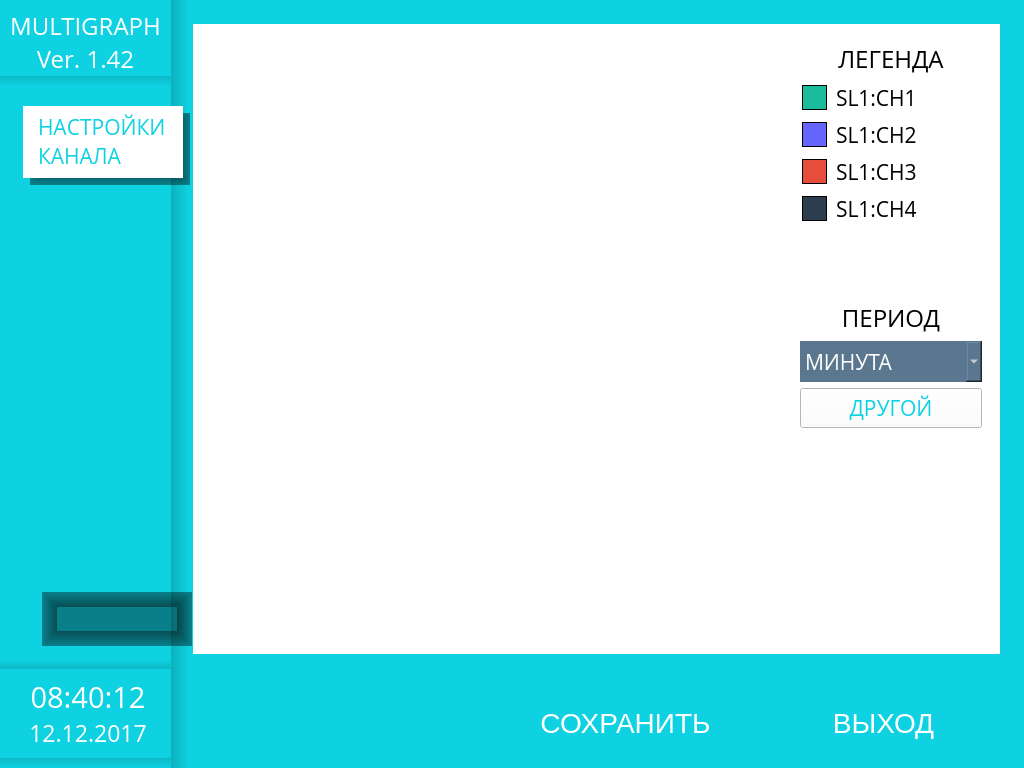
The window that settings.ui (tomyqg/topaz-m) describes before a commit, drawn with Qt 5.
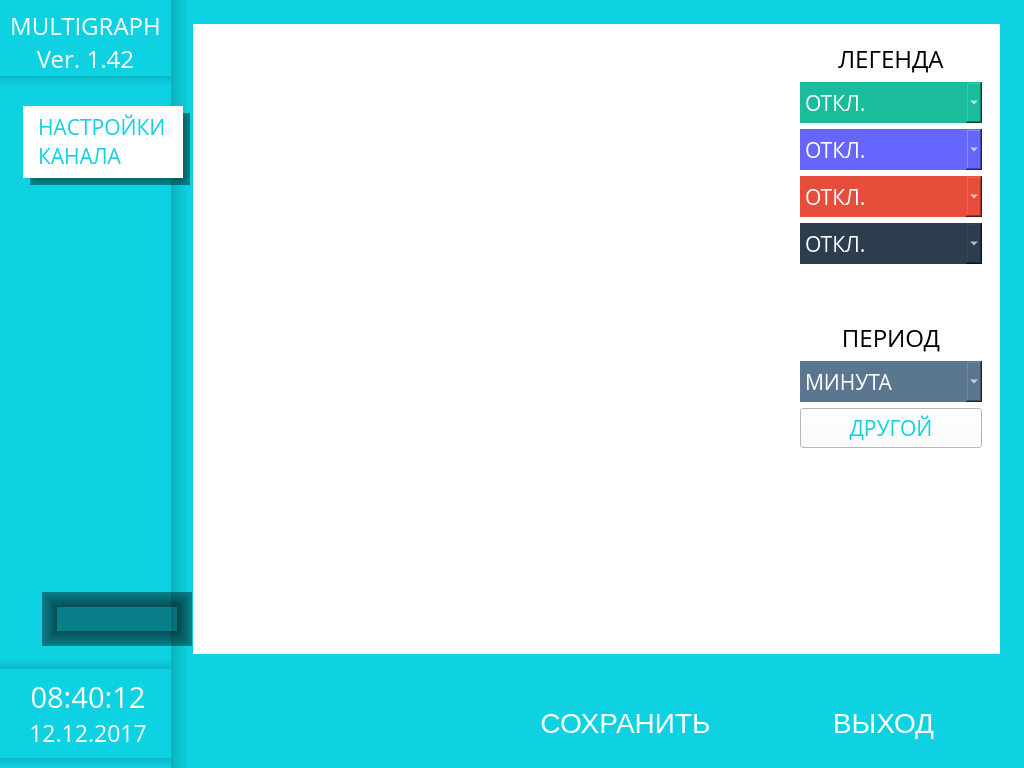
The same window after the commit. Icons and pictures are not drawn. Custom widgets are drawn as their Qt base class.

Commit message: Доработан интерфейс архива сигналов. В комбобоксах отражены все 24 канала

```diff
--- a/settings.ui
+++ b/settings.ui
@@ -1788,312 +1788,320 @@
                  </widget>
                 </item>
                 <item>
-                 <widget class="QFrame" name="frameCh1">
-                  <property name="minimumSize">
-                   <size>
-                    <width>0</width>
-                    <height>31</height>
-                   </size>
-                  </property>
+                 <widget class="QFrame" name="frame_7">
                   <property name="frameShape">
                    <enum>QFrame::NoFrame</enum>
                   </property>
                   <property name="frameShadow">
                    <enum>QFrame::Raised</enum>
                   </property>
-                  <layout class="QHBoxLayout" name="horizontalLayout_5">
-                   <property name="spacing">
-                    <number>9</number>
-                   </property>
+                  <layout class="QVBoxLayout" name="verticalLayout_12">
                    <property name="leftMargin">
-                    <number>2</number>
+                    <number>0</number>
                    </property>
                    <property name="topMargin">
-                    <number>2</number>
+                    <number>0</number>
                    </property>
                    <property name="rightMargin">
-                    <number>2</number>
+                    <number>0</number>
                    </property>
                    <property name="bottomMargin">
-                    <number>2</number>
+                    <number>0</number>
                    </property>
                    <item>
-                    <widget class="QWidget" name="colorCh1" native="true">
+                    <widget class="QComboBox" name="combo1ChannelArch">
+                     <property name="sizePolicy">
+                      <sizepolicy hsizetype="Preferred" vsizetype="Preferred">
+                       <horstretch>0</horstretch>
+                       <verstretch>0</verstretch>
+                      </sizepolicy>
+                     </property>
                      <property name="minimumSize">
                       <size>
-                       <width>25</width>
-                       <height>25</height>
-                      </size>
-                     </property>
-                     <property name="maximumSize">
-                      <size>
-                       <width>25</width>
-                       <height>25</height>
+                       <width>0</width>
+                       <height>41</height>
                       </size>
                      </property>
                      <property name="font">
                       <font>
                        <family>Open Sans</family>
+                       <pointsize>16</pointsize>
                       </font>
                      </property>
+                     <property name="layoutDirection">
+                      <enum>Qt::LeftToRight</enum>
+                     </property>
                      <property name="styleSheet">
                       <string notr="true">background-color: rgb(26, 188, 156);
-border-color: rgb(0, 0, 0);
-border: 1px solid;</string>
+color: rgb(255, 255, 255);
+border-radius: 0px;
+text-align: center;</string>
                      </property>
-                    </widget>
-                   </item>
-                   <item>
-                    <widget class="QLabel" name="channel1">
-                     <property name="font">
-                      <font>
-                       <family>Open Sans</family>
-                       <pointsize>16</pointsize>
-                      </font>
+                     <property name="currentText">
+                      <string>ОТКЛ.</string>
                      </property>
-                     <property name="text">
-                      <string>SL1:CH1</string>
+                     <property name="currentIndex">
+                      <number>0</number>
                      </property>
-                     <property name="alignment">
-                      <set>Qt::AlignLeading|Qt::AlignLeft|Qt::AlignVCenter</set>
+                     <property name="insertPolicy">
+                      <enum>QComboBox::NoInsert</enum>
                      </property>
-                     <property name="margin">
+                     <property name="iconSize">
+                      <size>
+                       <width>0</width>
+                       <height>0</height>
+                      </size>
+                     </property>
+                     <property name="modelColumn">
                       <number>0</number>
                      </property>
+                     <item>
+                      <property name="text">
+                       <string>ОТКЛ.</string>
+                      </property>
+                     </item>
+                     <item>
+                      <property name="text">
+                       <string>Ch 1</string>
+                      </property>
+                     </item>
+                     <item>
+                      <property name="text">
+                       <string>Ch 2</string>
+                      </property>
+                     </item>
+                     <item>
+                      <property name="text">
+                       <string>Ch 3</string>
+                      </property>
+                     </item>
+                     <item>
+                      <property name="text">
+                       <string>Ch 4</string>
+                      </property>
+                     </item>
                     </widget>
                    </item>
-                  </layout>
-                 </widget>
-                </item>
-                <item>
-                 <widget class="QFrame" name="frameCh1_3">
-                  <property name="minimumSize">
-                   <size>
-                    <width>0</width>
-                    <height>31</height>
-                   </size>
-                  </property>
-                  <property name="frameShape">
-                   <enum>QFrame::NoFrame</enum>
-                  </property>
-                  <property name="frameShadow">
-                   <enum>QFrame::Raised</enum>
-                  </property>
-                  <layout class="QHBoxLayout" name="horizontalLayout_7">
-                   <property name="spacing">
-                    <number>9</number>
-                   </property>
-                   <property name="leftMargin">
-                    <number>2</number>
-                   </property>
-                   <property name="topMargin">
-                    <number>2</number>
-                   </property>
-                   <property name="rightMargin">
-                    <number>2</number>
-                   </property>
-                   <property name="bottomMargin">
-                    <number>2</number>
-                   </property>
                    <item>
-                    <widget class="QWidget" name="colorCh1_3" native="true">
+                    <widget class="QComboBox" name="combo2ChannelArch">
+                     <property name="sizePolicy">
+                      <sizepolicy hsizetype="Preferred" vsizetype="Preferred">
+                       <horstretch>0</horstretch>
+                       <verstretch>0</verstretch>
+                      </sizepolicy>
+                     </property>
                      <property name="minimumSize">
                       <size>
-                       <width>25</width>
-                       <height>25</height>
-                      </size>
-                     </property>
-                     <property name="maximumSize">
-                      <size>
-                       <width>25</width>
-                       <height>25</height>
+                       <width>0</width>
+                       <height>41</height>
                       </size>
                      </property>
                      <property name="font">
                       <font>
                        <family>Open Sans</family>
+                       <pointsize>16</pointsize>
                       </font>
                      </property>
+                     <property name="layoutDirection">
+                      <enum>Qt::LeftToRight</enum>
+                     </property>
                      <property name="styleSheet">
                       <string notr="true">background-color: #6666ff;
-border-color: rgb(0, 0, 0);
-border: 1px solid;</string>
+color: rgb(255, 255, 255);
+border-radius: 0px;
+text-align: center;</string>
                      </property>
-                    </widget>
-                   </item>
-                   <item>
-                    <widget class="QLabel" name="channel1_3">
-                     <property name="font">
-                      <font>
-                       <family>Open Sans</family>
-                       <pointsize>16</pointsize>
-                      </font>
+                     <property name="currentText">
+                      <string>ОТКЛ.</string>
                      </property>
-                     <property name="text">
-                      <string>SL1:CH2</string>
+                     <property name="currentIndex">
+                      <number>0</number>
                      </property>
-                     <property name="alignment">
-                      <set>Qt::AlignLeading|Qt::AlignLeft|Qt::AlignVCenter</set>
+                     <property name="insertPolicy">
+                      <enum>QComboBox::NoInsert</enum>
                      </property>
-                     <property name="margin">
+                     <property name="iconSize">
+                      <size>
+                       <width>0</width>
+                       <height>0</height>
+                      </size>
+                     </property>
+                     <property name="modelColumn">
                       <number>0</number>
                      </property>
+                     <item>
+                      <property name="text">
+                       <string>ОТКЛ.</string>
+                      </property>
+                     </item>
+                     <item>
+                      <property name="text">
+                       <string>Ch 1</string>
+                      </property>
+                     </item>
+                     <item>
+                      <property name="text">
+                       <string>Ch 2</string>
+                      </property>
+                     </item>
+                     <item>
+                      <property name="text">
+                       <string>Ch 3</string>
+                      </property>
+                     </item>
+                     <item>
+                      <property name="text">
+                       <string>Ch 4</string>
+                      </property>
+                     </item>
                     </widget>
                    </item>
-                  </layout>
-                 </widget>
-                </item>
-                <item>
-                 <widget class="QFrame" name="frameCh1_2">
-                  <property name="minimumSize">
-                   <size>
-                    <width>0</width>
-                    <height>31</height>
-                   </size>
-                  </property>
-                  <property name="frameShape">
-                   <enum>QFrame::NoFrame</enum>
-                  </property>
-                  <property name="frameShadow">
-                   <enum>QFrame::Raised</enum>
-                  </property>
-                  <layout class="QHBoxLayout" name="horizontalLayout_6">
-                   <property name="spacing">
-                    <number>9</number>
-                   </property>
-                   <property name="leftMargin">
-                    <number>2</number>
-                   </property>
-                   <property name="topMargin">
-                    <number>2</number>
-                   </property>
-                   <property name="rightMargin">
-                    <number>2</number>
-                   </property>
-                   <property name="bottomMargin">
-                    <number>2</number>
-                   </property>
                    <item>
-                    <widget class="QWidget" name="colorCh1_2" native="true">
+                    <widget class="QComboBox" name="combo3ChannelArch">
+                     <property name="sizePolicy">
+                      <sizepolicy hsizetype="Preferred" vsizetype="Preferred">
+                       <horstretch>0</horstretch>
+                       <verstretch>0</verstretch>
+                      </sizepolicy>
+                     </property>
                      <property name="minimumSize">
                       <size>
-                       <width>25</width>
-                       <height>25</height>
-                      </size>
-                     </property>
-                     <property name="maximumSize">
-                      <size>
-                       <width>25</width>
-                       <height>25</height>
+                       <width>0</width>
+                       <height>41</height>
                       </size>
                      </property>
                      <property name="font">
                       <font>
                        <family>Open Sans</family>
+                       <pointsize>16</pointsize>
                       </font>
                      </property>
+                     <property name="layoutDirection">
+                      <enum>Qt::LeftToRight</enum>
+                     </property>
                      <property name="styleSheet">
                       <string notr="true">background-color: rgb(230, 77, 59);
-border-color: rgb(0, 0, 0);
-border: 1px solid;</string>
+color: rgb(255, 255, 255);
+border-radius: 0px;
+text-align: center;</string>
                      </property>
-                    </widget>
-                   </item>
-                   <item>
-                    <widget class="QLabel" name="channel1_2">
-                     <property name="font">
-                      <font>
-                       <family>Open Sans</family>
-                       <pointsize>16</pointsize>
-                      </font>
+                     <property name="currentText">
+                      <string>ОТКЛ.</string>
                      </property>
-                     <property name="text">
-                      <string>SL1:CH3</string>
+                     <property name="currentIndex">
+                      <number>0</number>
                      </property>
-                     <property name="alignment">
-                      <set>Qt::AlignLeading|Qt::AlignLeft|Qt::AlignVCenter</set>
+                     <property name="insertPolicy">
+                      <enum>QComboBox::NoInsert</enum>
                      </property>
-                     <property name="margin">
+                     <property name="iconSize">
+                      <size>
+                       <width>0</width>
+                       <height>0</height>
+                      </size>
+                     </property>
+                     <property name="modelColumn">
                       <number>0</number>
                      </property>
+                     <item>
+                      <property name="text">
+                       <string>ОТКЛ.</string>
+                      </property>
+                     </item>
+                     <item>
+                      <property name="text">
+                       <string>Ch 1</string>
+                      </property>
+                     </item>
+                     <item>
+                      <property name="text">
+                       <string>Ch 2</string>
+                      </property>
+                     </item>
+                     <item>
+                      <property name="text">
+                       <string>Ch 3</string>
+                      </property>
+                     </item>
+                     <item>
+                      <property name="text">
+                       <string>Ch 4</string>
+                      </property>
+                     </item>
                     </widget>
                    </item>
-                  </layout>
-                 </widget>
-                </item>
-                <item>
-                 <widget class="QFrame" name="frameCh1_4">
-                  <property name="minimumSize">
-                   <size>
-                    <width>0</width>
-                    <height>31</height>
-                   </size>
-                  </property>
-                  <property name="frameShape">
-                   <enum>QFrame::NoFrame</enum>
-                  </property>
-                  <property name="frameShadow">
-                   <enum>QFrame::Raised</enum>
-                  </property>
-                  <layout class="QHBoxLayout" name="horizontalLayout_8">
-                   <property name="spacing">
-                    <number>9</number>
-                   </property>
-                   <property name="leftMargin">
-                    <number>2</number>
-                   </property>
-                   <property name="topMargin">
-                    <number>2</number>
-                   </property>
-                   <property name="rightMargin">
-                    <number>2</number>
-                   </property>
-                   <property name="bottomMargin">
-                    <number>2</number>
-                   </property>
                    <item>
-                    <widget class="QWidget" name="colorCh1_4" native="true">
+                    <widget class="QComboBox" name="combo4ChannelArch">
+                     <property name="sizePolicy">
+                      <sizepolicy hsizetype="Preferred" vsizetype="Preferred">
+                       <horstretch>0</horstretch>
+                       <verstretch>0</verstretch>
+                      </sizepolicy>
+                     </property>
                      <property name="minimumSize">
                       <size>
-                       <width>25</width>
-                       <height>25</height>
-                      </size>
-                     </property>
-                     <property name="maximumSize">
-                      <size>
-                       <width>25</width>
-                       <height>25</height>
+                       <width>0</width>
+                       <height>41</height>
                       </size>
                      </property>
                      <property name="font">
                       <font>
                        <family>Open Sans</family>
+                       <pointsize>16</pointsize>
                       </font>
                      </property>
+                     <property name="layoutDirection">
+                      <enum>Qt::LeftToRight</enum>
+                     </property>
                      <property name="styleSheet">
                       <string notr="true">background-color: rgb(44, 61, 77);
-border-color: rgb(0, 0, 0);
-border: 1px solid;</string>
+color: rgb(255, 255, 255);
+border-radius: 0px;
+text-align: center;</string>
                      </property>
-                    </widget>
-                   </item>
-                   <item>
-                    <widget class="QLabel" name="channel1_4">
-                     <property name="font">
-                      <font>
-                       <family>Open Sans</family>
-                       <pointsize>16</pointsize>
-                      </font>
+                     <property name="currentText">
+                      <string>ОТКЛ.</string>
                      </property>
-                     <property name="text">
-                      <string>SL1:CH4</string>
+                     <property name="currentIndex">
+                      <number>0</number>
                      </property>
-                     <property name="alignment">
-                      <set>Qt::AlignLeading|Qt::AlignLeft|Qt::AlignVCenter</set>
+                     <property name="insertPolicy">
+                      <enum>QComboBox::NoInsert</enum>
                      </property>
-                     <property name="margin">
+                     <property name="iconSize">
+                      <size>
+                       <width>0</width>
+                       <height>0</height>
+                      </size>
+                     </property>
+                     <property name="modelColumn">
                       <number>0</number>
                      </property>
+                     <item>
+                      <property name="text">
+                       <string>ОТКЛ.</string>
+                      </property>
+                     </item>
+                     <item>
+                      <property name="text">
+                       <string>Ch 1</string>
+                      </property>
+                     </item>
+                     <item>
+                      <property name="text">
+                       <string>Ch 2</string>
+                      </property>
+                     </item>
+                     <item>
+                      <property name="text">
+                       <string>Ch 3</string>
+                      </property>
+                     </item>
+                     <item>
+                      <property name="text">
+                       <string>Ch 4</string>
+                      </property>
+                     </item>
                     </widget>
                    </item>
                   </layout>
```
Left out of the diff: 4 changed lines with no effect on the pictures. The commit also changes 4 other files.
